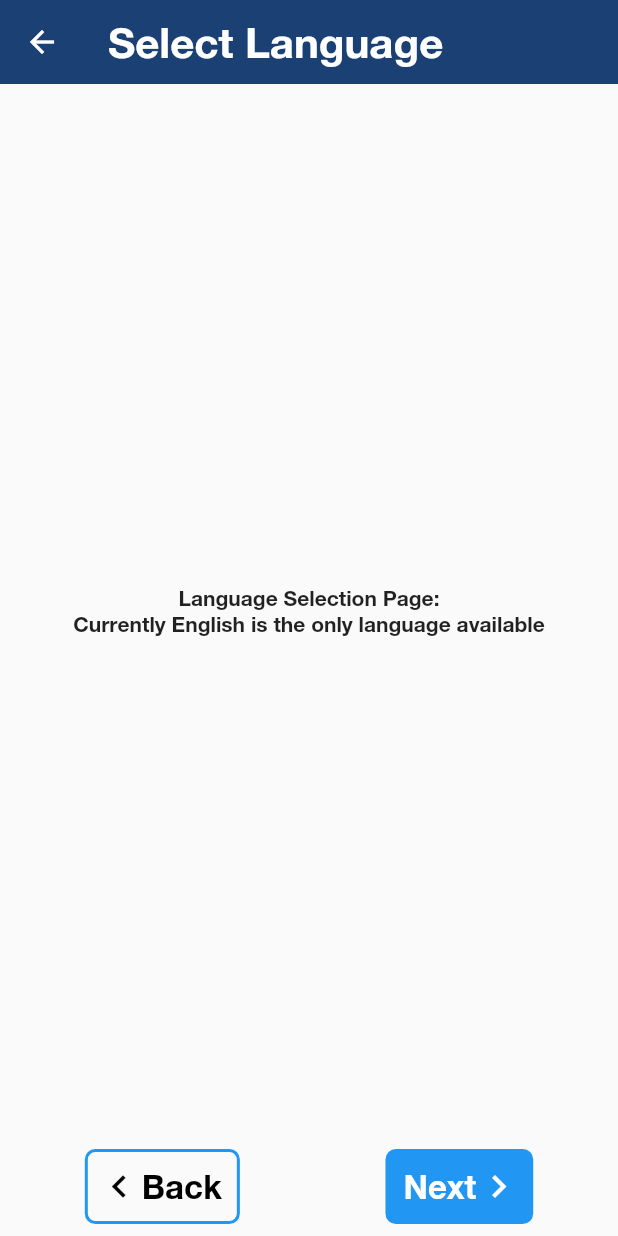
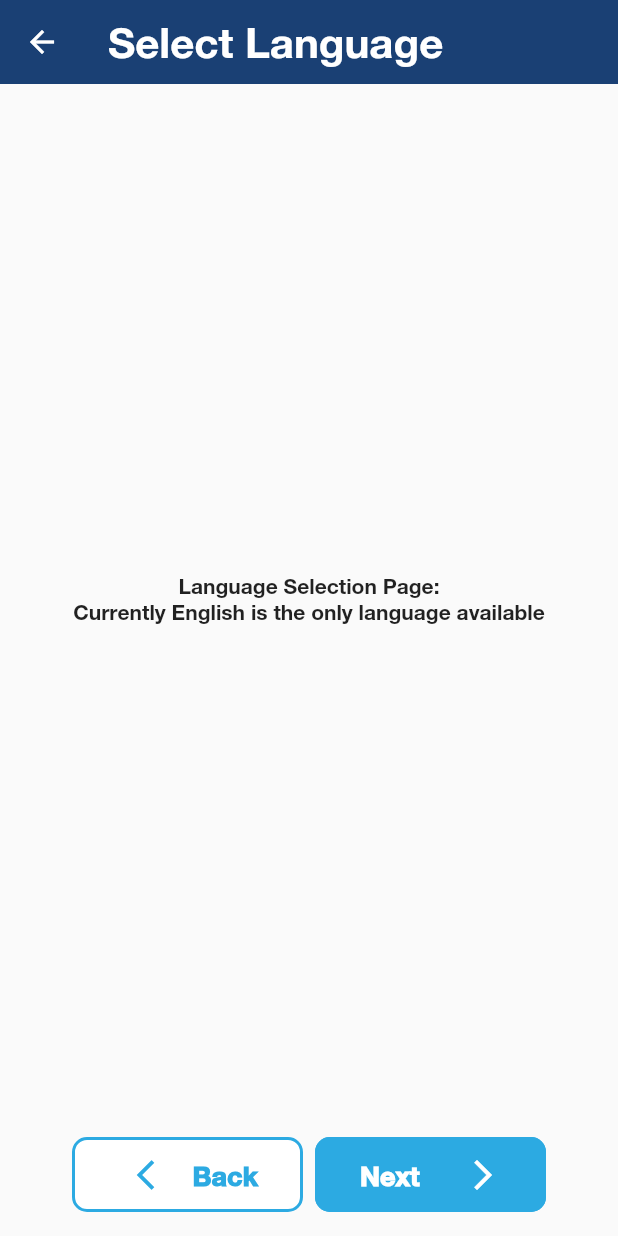
Before and after one commit to slavefreetrade/libertas_people, a Flutter app: the LanguageSelectionPage screen opened directly with empty values, on a phone screen of 412 x 824 dp. Run offline on Flutter 3.47's test engine with Material 2 defaults, Android fonts, the phone set to English and light mode, and no system bars; our stand-ins replace device_info, flutter_bloc, flutter_secure_storage, percent_indicator, step_progress_indicator; accounts and stored records are empty; generated files the repository leaves out were written again.

Commit message:
changed language selection page

```diff
--- a/lib/features/survey/lauguage_selection_page.dart
+++ b/lib/features/survey/lauguage_selection_page.dart
@@ -1,6 +1,8 @@
 import 'package:flutter/material.dart';
 import 'package:libertaspeople/features/survey/survey_information_page.dart';
 import 'package:libertaspeople/generated/l10n.dart';
+import 'package:libertaspeople/shared_ui_elements/buttons/button_bordered_with_back_arrow.dart';
+import 'package:libertaspeople/shared_ui_elements/buttons/button_full_color_with_next_arrow.dart';
 
 class LanguageSelectionPage extends StatefulWidget {
   final String surveyId;
@@ -34,58 +36,22 @@ class _LanguageSelectionPageState extends State<LanguageSelectionPage> {
             ),
           ),
           Padding(
-            padding: const EdgeInsets.all(8.0),
+            padding: const EdgeInsets.fromLTRB(48, 16, 48, 16),
             child: Row(
-              mainAxisAlignment: MainAxisAlignment.spaceAround,
               children: [
-                FlatButton(
-                  padding: EdgeInsets.fromLTRB(8.0, 8.0, 12.0, 8.0),
-                  child: Row(
-                    mainAxisAlignment: MainAxisAlignment.spaceEvenly,
-                    children: [
-                      Icon(
-                        Icons.chevron_left,
-                        size: 30,
-                      ),
-                      Text(
-                        S.of(context).back,
-                        style: TextStyle(
-                          fontSize: 22,
-                        ),
-                      ),
-                    ],
-                  ),
-                  shape: RoundedRectangleBorder(
-                    side: BorderSide(
-                      width: 2,
-                      color: Colors.blue,
-                    ),
-                    borderRadius: BorderRadius.circular(
-                      7,
-                    ),
-                  ),
+                Expanded(
+                  child: ButtonBorderedWithBackArrow(
                     onPressed: () {
                       Navigator.pop(context);
                     },
-                ),
-                FlatButton(
-                  padding: EdgeInsets.fromLTRB(12.0, 8.0, 8.0, 8.0),
-                  color: Colors.blue,
-                  child: Row(
-                    children: [
-                      Text(
-                        S.of(context).next,
-                        style: TextStyle(
-                          // color: Colors.white,
-                          fontSize: 22,
+                    previousButtonLabel: "Back",
                   ),
                 ),
-                      Icon(
-                        Icons.chevron_right,
-                        size: 30,
-                      )
-                    ],
+                const SizedBox(
+                  width: 8,
                 ),
+                Expanded(
+                  child: ButtonFullColorWithNextArrow(
                     onPressed: () {
                       Navigator.of(context).push(
                         MaterialPageRoute(
@@ -94,8 +60,7 @@ class _LanguageSelectionPageState extends State<LanguageSelectionPage> {
                         ),
                       );
                     },
-                  shape: RoundedRectangleBorder(
-                    borderRadius: BorderRadius.circular(7),
+                    isFinalQuestion: false,
                   ),
                 ),
               ],
```
Lines whose indentation alone changed are shown as unchanged.
